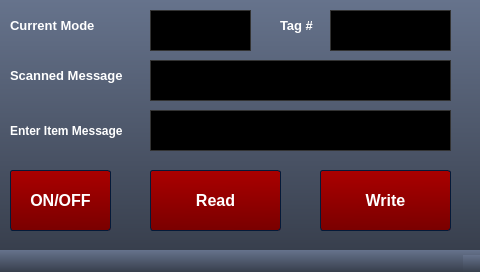
Before: the Qt Designer form qt/rfid_gui/rfidgui.ui in sgomez14/ec535final, drawn with Qt 5.
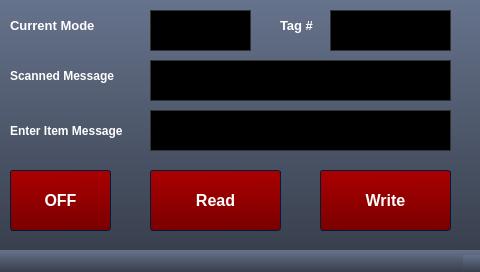
After: the same form once the commit is applied. Icons and pictures are not drawn.

Commit message: reduced font size and changed off button name

```diff
--- a/qt/rfid_gui/rfidgui.ui
+++ b/qt/rfid_gui/rfidgui.ui
@@ -1283,7 +1283,7 @@
     </property>
     <property name="font">
      <font>
-      <pointsize>10</pointsize>
+      <pointsize>9</pointsize>
       <weight>75</weight>
       <bold>true</bold>
      </font>
@@ -1429,7 +1429,7 @@
      </font>
     </property>
     <property name="text">
-     <string>ON/OFF</string>
+     <string>OFF</string>
     </property>
    </widget>
    <widget class="QLineEdit" name="tag_number_message">
```
